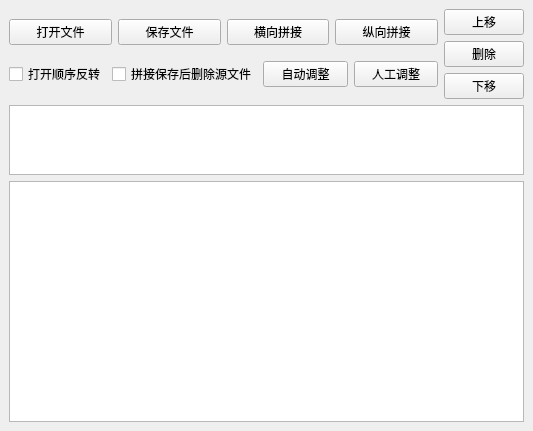
Above: mainwindow.ui from JKWTCN/ImageSplicing before the change. Below: the same form after it.
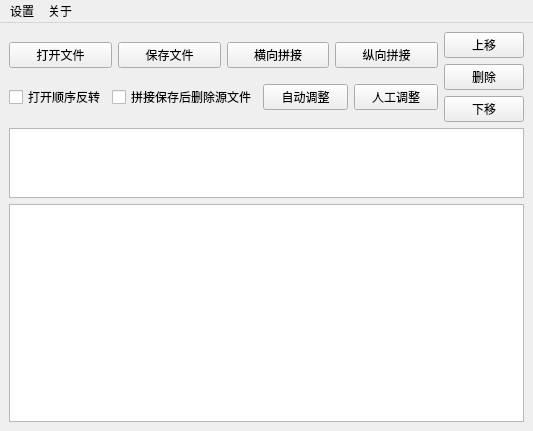
That is the form after the change.

Commit message: 添加设置页面；

What changed in the file:
```diff
--- a/mainwindow.ui
+++ b/mainwindow.ui
@@ -124,6 +124,40 @@
     </item>
    </layout>
   </widget>
+  <widget class="QMenuBar" name="menuBar">
+   <property name="geometry">
+    <rect>
+     <x>0</x>
+     <y>0</y>
+     <width>533</width>
+     <height>23</height>
+    </rect>
+   </property>
+   <widget class="QMenu" name="menu">
+    <property name="title">
+     <string>设置</string>
+    </property>
+    <addaction name="setting_action"/>
+   </widget>
+   <widget class="QMenu" name="menu_2">
+    <property name="title">
+     <string>关于</string>
+    </property>
+    <addaction name="action_ImageSplicing"/>
+   </widget>
+   <addaction name="menu"/>
+   <addaction name="menu_2"/>
+  </widget>
+  <action name="setting_action">
+   <property name="text">
+    <string>首选项</string>
+   </property>
+  </action>
+  <action name="action_ImageSplicing">
+   <property name="text">
+    <string>关于ImageSplicing</string>
+   </property>
+  </action>
  </widget>
  <resources/>
  <connections>
```
Left out of the diff: 16 changed lines with no effect on the pictures. The commit also changes 86 other files.
